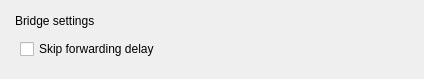
The window that sources/gui/src/bridgewidget.ui (arcan1s/netctl-gui) describes before a commit, drawn with Qt 5.
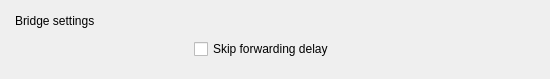
The same window after the commit.

The edit to the form file:
```diff
--- a/sources/gui/src/bridgewidget.ui
+++ b/sources/gui/src/bridgewidget.ui
@@ -6,7 +6,7 @@
    <rect>
     <x>0</x>
     <y>0</y>
-    <width>424</width>
+    <width>550</width>
     <height>76</height>
    </rect>
   </property>
@@ -25,7 +25,25 @@
      <widget class="QWidget" name="dockWidgetContents_bridge">
       <layout class="QVBoxLayout" name="verticalLayout_2">
        <item>
+        <layout class="QHBoxLayout" name="layout_skip">
+         <item>
+          <widget class="QLabel" name="labe_skip">
+           <property name="sizePolicy">
+            <sizepolicy hsizetype="Preferred" vsizetype="Preferred">
+             <horstretch>1</horstretch>
+             <verstretch>0</verstretch>
+            </sizepolicy>
+           </property>
+          </widget>
+         </item>
+         <item>
         <widget class="QCheckBox" name="checkBox_skip">
+           <property name="sizePolicy">
+            <sizepolicy hsizetype="Minimum" vsizetype="Fixed">
+             <horstretch>2</horstretch>
+             <verstretch>0</verstretch>
+            </sizepolicy>
+           </property>
          <property name="toolTip">
           <string>Skip (R)STP and immediately activate all bridge members</string>
          </property>
@@ -33,6 +51,8 @@
           <string>Skip forwarding delay</string>
          </property>
         </widget>
+         </item>
+        </layout>
        </item>
       </layout>
      </widget>
```
Lines whose indentation alone changed are shown as unchanged.
